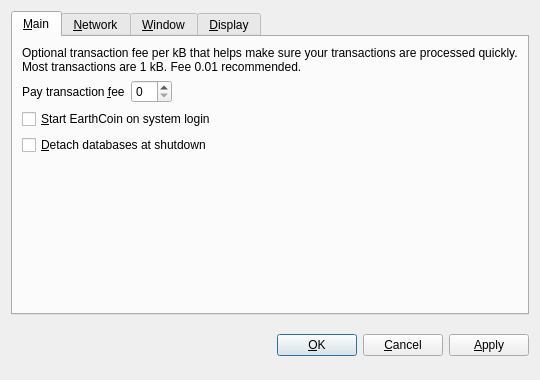
First picture: the form in src/qt/forms/optionsdialog.ui, repository neogulden/neogulden, before the edit.
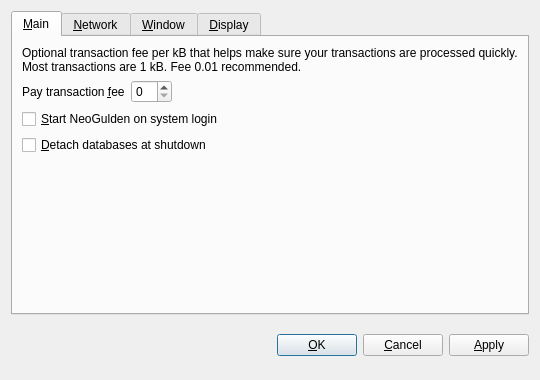
Second picture: the form after the edit. The open tabs and pages were chosen to show the change. Custom widgets are drawn as their Qt base class.

```diff
--- a/src/qt/forms/optionsdialog.ui
+++ b/src/qt/forms/optionsdialog.ui
@@ -82,7 +82,7 @@
           <string>Automatically start EarthCoin after logging in to the system.</string>
          </property>
          <property name="text">
-          <string>&amp;Start EarthCoin on system login</string>
+          <string>&amp;Start NeoGulden on system login</string>
          </property>
         </widget>
        </item>
```
Left out of the diff: 10 changed lines with no effect on the pictures.
